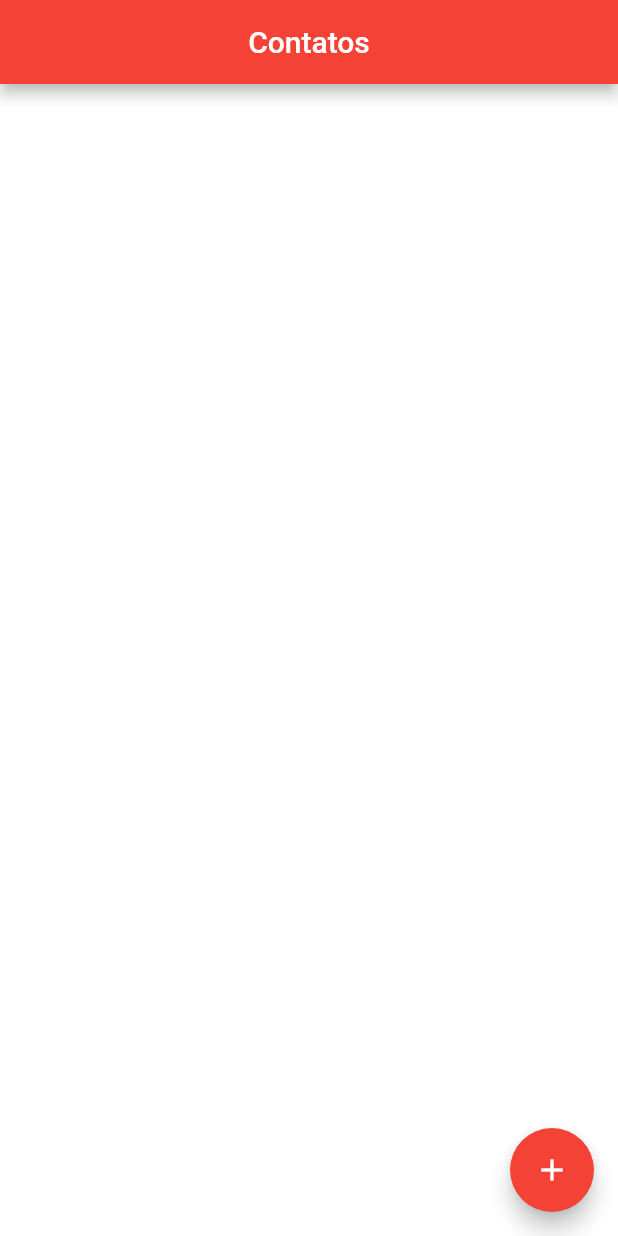
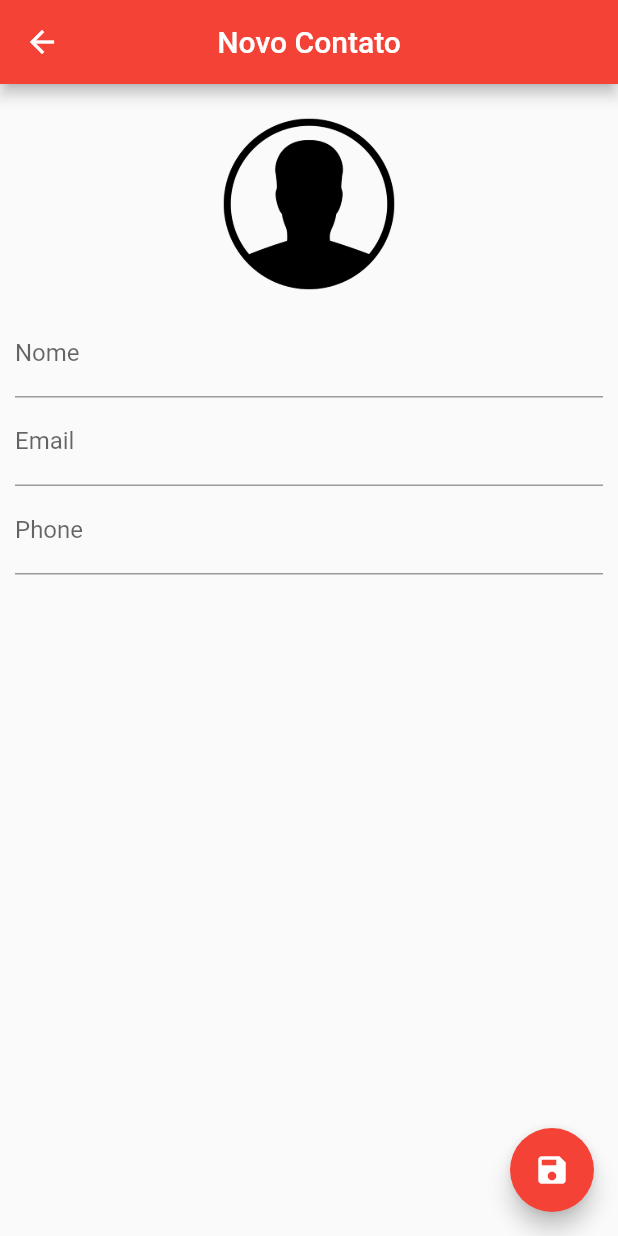
Before and after one commit to Lucas3800/agenda_contatos, a Flutter app: the screen it shows after launch, after a tap on the "add" icon, on a phone screen of 412 x 824 dp. Run offline on Flutter 3.47's test engine with Material 2 defaults, Android fonts, the phone set to English and light mode, and no system bars; our stand-ins replace sqflite; accounts and stored records are empty.

Commit message:
Incluindo integração com o telefone e camera

```diff
--- a/lib/main.dart
+++ b/lib/main.dart
@@ -3,6 +3,7 @@ import 'package:flutter/material.dart';
 
 void main() {
   runApp(MaterialApp(
+    debugShowCheckedModeBanner: false,
     home: HomePage(),
   ));
 }
--- a/lib/ui/contact_page.dart
+++ b/lib/ui/contact_page.dart
@@ -0,0 +1,157 @@
+import 'dart:io';
+
+import 'package:agenda_contatos/helpers/contacts_helpers.dart';
+import 'package:flutter/material.dart';
+
+class ContactPage extends StatefulWidget {
+  final Contact contact;
+
+  ContactPage({this.contact});
+
+  @override
+  _ContactPageState createState() => _ContactPageState();
+}
+
+class _ContactPageState extends State<ContactPage> {
+  final _nameController = TextEditingController();
+  final _emailController = TextEditingController();
+  final _phoneController = TextEditingController();
+  Contact _editedContact;
+  bool _userEdited = false;
+
+  final _formKey = GlobalKey<FormState>();
+
+  @override
+  void initState() {
+    super.initState();
+
+    if (widget.contact == null)
+      _editedContact = Contact();
+    else {
+      _editedContact = Contact.fromMap(widget.contact.toMap());
+
+      _nameController.text = _editedContact.name;
+      _emailController.text = _editedContact.email;
+      _phoneController.text = _editedContact.phone;
+    }
+
+    _nameController.addListener(_onChangeName);
+  }
+
+  void _onChangeName() {
+    _userEdited = true;
+    setState(() {
+      _editedContact.name = _nameController.text;
+      if (_nameController.text == "") _editedContact.name = "Novo Contato";
+    });
+  }
+
+  @override
+  Widget build(BuildContext context) {
+    return WillPopScope(
+      onWillPop: _requestPop,
+      child: Scaffold(
+        appBar: AppBar(
+          backgroundColor: Colors.red,
+          title: Text(_editedContact.name ?? "Novo Contato"),
+          centerTitle: true,
+        ),
+        floatingActionButton: FloatingButton(),
+        body: SingleChildScrollView(
+            padding: EdgeInsets.all(10.0),
+            child: Form(
+              key: _formKey,
+              child: Column(
+                children: <Widget>[
+                  GestureDetector(
+                    child: Container(
+                      width: 140.0,
+                      height: 140.0,
+                      decoration: BoxDecoration(
+                        shape: BoxShape.circle,
+                        image: DecorationImage(
+                            image: _editedContact.img != null
+                                ? FileImage(File(_editedContact.img))
+                                : AssetImage("images/contact-outline.png")),
+                      ),
+                    ),
+                  ),
+                  TextFormField(
+                    controller: _nameController,
+                    decoration: InputDecoration(labelText: "Nome"),
+                    validator: (value) {
+                      if (value.isEmpty) {
+                        return "Name is null";
+                      }
+                    },
+                  ),
+                  TextField(
+                    controller: _emailController,
+                    decoration: InputDecoration(labelText: "Email"),
+                    onChanged: (value) {
+                      _userEdited = true;
+                      _editedContact.email = value;
+                    },
+                    keyboardType: TextInputType.emailAddress,
+                  ),
+                  TextField(
+                    controller: _phoneController,
+                    decoration: InputDecoration(labelText: "Phone"),
+                    onChanged: (value) {
+                      _userEdited = true;
+                      _editedContact.phone = value;
+                    },
+                    keyboardType: TextInputType.phone,
+                  ),
+                ],
+              ),
+            )),
+      ),
+    );
+  }
+
+  Widget FloatingButton() {
+    return Builder(builder: (BuildContext context) {
+      return new FloatingActionButton(
+        onPressed: () {
+          if (_formKey.currentState.validate()) {
+            Scaffold.of(context)
+                .showSnackBar(SnackBar(content: Text("Contato Salvo!")));
+            Navigator.pop(context, _editedContact);
+          } else {}
+        },
+        child: Icon(Icons.save),
+        backgroundColor: Colors.red,
+      );
+    });
+  }
+
+  Future<bool> _requestPop() {
+    if (_userEdited) {
+      showDialog(
+          context: context,
+          builder: (context) {
+            return AlertDialog(
+              title: Text("Descartar alterações?"),
+              content: Text("Os dados informados serão perdidos"),
+              actions: <Widget>[
+                FlatButton(
+                  onPressed: () => Navigator.pop(context),
+                  child: Text("Cancelar"),
+                ),
+                FlatButton(
+                  onPressed: () {
+                    Navigator.pop(context);
+                    Navigator.pop(context);
+                  },
+                  child: Text("Sair"),
+                ),
+              ],
+            );
+          });
+      return Future.value(false);
+    } else {
+      return Future.value(true);
+    }
+  }
+}
--- a/lib/ui/home_page.dart
+++ b/lib/ui/home_page.dart
@@ -1,4 +1,5 @@
 import 'package:agenda_contatos/helpers/contacts_helpers.dart';
+import 'package:agenda_contatos/ui/contact_page.dart';
 import 'package:agenda_contatos/ui/widgets/Widgets.dart';
 import 'package:flutter/material.dart';
 
@@ -9,20 +10,13 @@ class HomePage extends StatefulWidget {
 
 class _HomePageState extends State<HomePage> {
   ContactHelper helper = ContactHelper();
-
   List<Contact> contacts = List();
 
   @override
   void initState() {
     super.initState();
 
-    helper.getAllContacts().then((contatos) {
-      print("Lista de contatos:\n$contatos");
-
-      setState(() {
-        contacts = contatos;
-      });
-    });
+    _getAllContacts();
   }
 
   @override
@@ -35,17 +29,137 @@ class _HomePageState extends State<HomePage> {
       ),
       backgroundColor: Colors.white,
       floatingActionButton: FloatingActionButton(
-        onPressed: () {},
+        onPressed: () {
+          _showContactPage();
+        },
         child: Icon(Icons.add),
         backgroundColor: Colors.red,
       ),
       body: ListView.builder(
         itemBuilder: (context, index) {
-          return UserCardView(index, contacts);
+          return GestureDetector(
+            child: UserCardView(index, contacts),
+            onTap: () {
+              _showOptions(context, index);
+            },
+          );
         },
         itemCount: contacts.length,
         padding: EdgeInsets.all(10.0),
       ),
     );
   }
+
+  void _showContactPage({Contact contact}) async {
+    final newContact = await Navigator.push(
+        context,
+        MaterialPageRoute(
+            builder: (context) => ContactPage(
+                  contact: contact,
+                )));
+
+    if (newContact != null) {
+      if (contact != null) {
+        await helper.updateContact(newContact);
+      } else {
+        await helper.saveContact(newContact);
+      }
+
+      _getAllContacts();
+    }
+  }
+
+  _getAllContacts() {
+    helper.getAllContacts().then((contatos) {
+      print("Lista de contatos:");
+      for (var c in contatos) {
+        print(c);
+      }
+      setState(() {
+        contacts = contatos;
+      });
+    });
+  }
+
+  void _showOptions(BuildContext context, int index) {
+    showModalBottomSheet(
+        context: context,
+        builder: (context) {
+          return BottomSheet(
+            onClosing: () {},
+            builder: (context) {
+              return Container(
+                padding: EdgeInsets.all(10.0),
+                child: Column(
+                  mainAxisSize: MainAxisSize.min,
+                  children: <Widget>[
+                    Padding(
+                      padding: EdgeInsets.all(10.0),
+                      child: FlatButton(
+                          onPressed: () {
+                            Navigator.pop(context);
+                          },
+                          child: Text(
+                            "Ligar",
+                            style: TextStyle(color: Colors.red, fontSize: 20.0),
+                          )),
+                    ),
+                    Padding(
+                      padding: EdgeInsets.all(10.0),
+                      child: FlatButton(
+                          onPressed: () {
+                            Navigator.pop(context);
+                            _showContactPage(contact: contacts[index]);
+                          },
+                          child: Text(
+                            "Editar",
+                            style: TextStyle(color: Colors.red, fontSize: 20.0),
+                          )),
+                    ),
+                    Padding(
+                      padding: EdgeInsets.all(10.0),
+                      child: FlatButton(
+                          onPressed: () {
+                            Navigator.pop(context);
+                            return showDialog(
+                                context: context,
+                                builder: (context) {
+                                  return AlertDialog(
+                                    title: Text("Deseja excluir o contato?"),
+                                    content: Text(
+                                        "O seguinte contato \"${contacts[index].name}\" deixará de fazer parte da sua lista de contatos"),
+                                    actions: <Widget>[
+                                      FlatButton(
+                                        onPressed: () {
+                                          setState(() {
+                                            helper.deleteContact(
+                                                contacts[index].id);
+                                            contacts.removeAt(index);
+                                            Navigator.pop(context);
+                                          });
+                                        },
+                                        child: Text("Excluir"),
+                                      ),
+                                      FlatButton(
+                                        onPressed: () {
+                                          Navigator.pop(context);
+                                        },
+                                        child: Text("Cancelar"),
+                                      )
+                                    ],
+                                  );
+                                });
+                          },
+                          child: Text(
+                            "Excluir",
+                            style: TextStyle(color: Colors.red, fontSize: 20.0),
+                          )),
+                    ),
+                  ],
+                ),
+              );
+            },
+          );
+        });
+  }
 }
--- a/lib/ui/widgets/Widgets.dart
+++ b/lib/ui/widgets/Widgets.dart
@@ -8,10 +8,18 @@ class UserCardView extends StatelessWidget {
   final int index;
   final List<Contact> contacts;
 
+  String name;
+  String email;
+  String phone;
+
   @override
   Widget build(BuildContext context) {
-    return GestureDetector(
-      child: Card(
+
+    contacts[index].name.length < 20 ? name = contacts[index].name : name = "${contacts[index].name.substring(0, 20)}..." ;
+    contacts[index].email.length < 20 ? email = contacts[index].email : email = "${contacts[index].email.substring(0, 20)}..." ;
+    contacts[index].phone.length < 20 ? phone = contacts[index].phone : phone = "${contacts[index].phone.substring(0, 20)}..." ;
+
+    return Card(
       child: Padding(
         padding: EdgeInsets.all(10.0),
         child: Row(
@@ -33,16 +41,16 @@ class UserCardView extends StatelessWidget {
                 crossAxisAlignment: CrossAxisAlignment.start,
                 children: <Widget>[
                   Text(
-                      contacts[index].name ?? "",
+                    name ?? "",
                     style: TextStyle(
                         fontSize: 22.0, fontWeight: FontWeight.bold),
                   ),
                   Text(
-                      contacts[index].email ?? "",
+                    email ?? "",
                     style: TextStyle(fontSize: 18.0),
                   ),
                   Text(
-                      contacts[index].phone ?? "",
+                    phone ?? "",
                     style: TextStyle(fontSize: 18.0),
                   )
                 ],
@@ -51,7 +59,6 @@ class UserCardView extends StatelessWidget {
           ],
         ),
       ),
-      ),
     );
   }
 }
--- a/pubspec.yaml
+++ b/pubspec.yaml
@@ -20,6 +20,7 @@ dependencies:
   # Use with the CupertinoIcons class for iOS style icons.
   cupertino_icons: ^0.1.2
   sqflite: any
+  url_launcher: ^4.0.3
 
 dev_dependencies:
   flutter_test:
```
Lines whose indentation alone changed are shown as unchanged.
